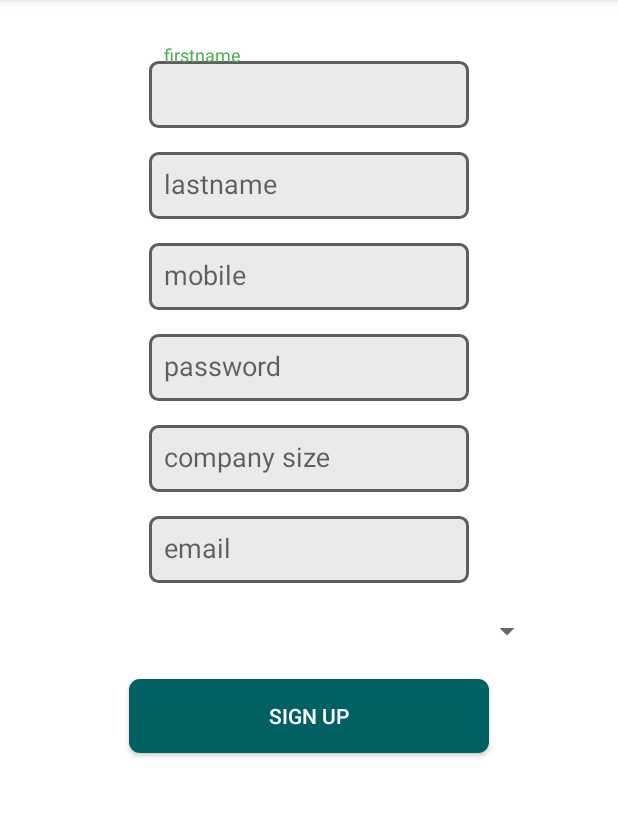
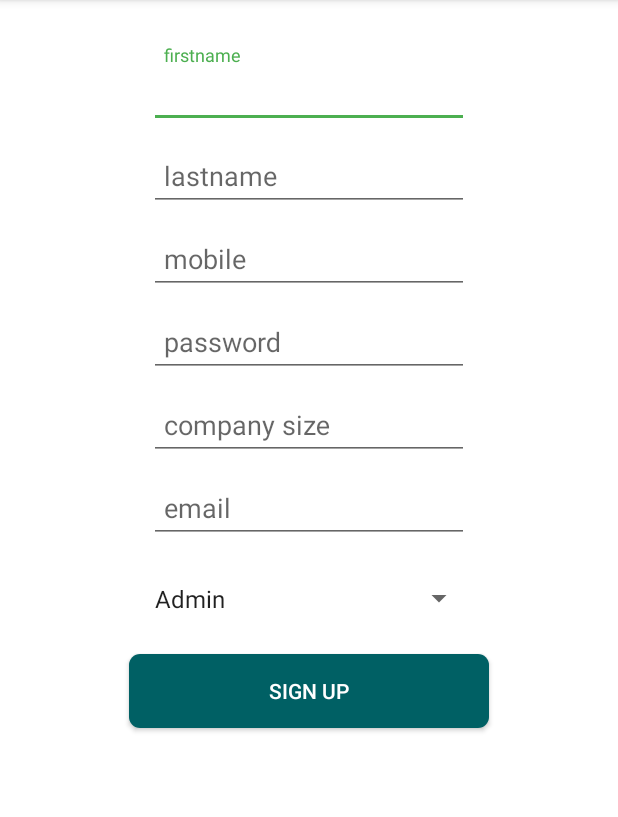
Before and after one commit to vyomhpatel/FlowIt, an Android app: the SignupActivity screen opened directly, with no data from a screen before it, on a phone screen of 412 x 824 dp, the part 84-901 px from its top. Run offline under Robolectric (Android 15) with nearby library versions, the phone set to English and light mode, and no system bars; libraries missing offline, so code that uses them is left out: com.jakewharton.rxbinding, com.malinkang.rxvalidator, rx.functions.

Commit message:
commit login sign up v3

```diff
--- a/app/src/main/java/b12app/vyom/com/flowit/login/LoginActivity.java
+++ b/app/src/main/java/b12app/vyom/com/flowit/login/LoginActivity.java
@@ -78,7 +78,7 @@ public class LoginActivity extends AppCompatActivity {
                 //Log.i("test", ""+response.body());
                User user = response.body();
                String username = response.body().getUserfirstname();
-        Log.i("test", "username is "+response.body().getUserfirstname());
+               Log.i("test", "username is "+response.body().getUserfirstname());
 
             }
 
--- a/app/src/main/java/b12app/vyom/com/flowit/register/SignupActivity.java
+++ b/app/src/main/java/b12app/vyom/com/flowit/register/SignupActivity.java
@@ -4,12 +4,16 @@ import android.content.Intent;
 import android.support.design.widget.TextInputLayout;
 import android.support.v7.app.AppCompatActivity;
 import android.os.Bundle;
+import android.text.TextUtils;
 import android.util.Log;
 import android.view.View;
 import android.widget.Button;
 import android.widget.EditText;
+import android.widget.Spinner;
 import android.widget.Toast;
 
+import com.jakewharton.rxbinding.view.RxView;
+import com.jakewharton.rxbinding.widget.RxTextView;
 import com.malinkang.rxvalidator.RxValidator;
 import com.malinkang.rxvalidator.ValidationFail;
 import com.malinkang.rxvalidator.ValidationResult;
@@ -31,8 +35,10 @@ import b12app.vyom.com.flowit.networkutils.RetrofitInstance;
 import retrofit2.Call;
 import retrofit2.Callback;
 import retrofit2.Response;
+import rx.Observable;
 import rx.Subscription;
 import rx.functions.Action1;
+import rx.functions.Func6;
 
 public class SignupActivity extends AppCompatActivity implements View.OnClickListener{
     @NotEmpty(order = 1, message = "firstname can't be empty")
@@ -66,10 +72,9 @@ public class SignupActivity extends AppCompatActivity implements View.OnClickLis
     EditText email;
     TextInputLayout emailTextInputLayout;
 
-
-
     Map<EditText, TextInputLayout> inputLayoutMap = new HashMap<>();
     Button sinupbtn;
+    Spinner spinner;
 
 
     @Override
@@ -85,14 +90,14 @@ public class SignupActivity extends AppCompatActivity implements View.OnClickLis
         passwordTxt = findViewById(R.id.passwordTxt);
         companyEt = findViewById(R.id.companysizeTxt);
         email = findViewById(R.id.emailTxt);
+        spinner = findViewById(R.id.spinner);
 
-        firstnameTextInputLayout = findViewById(R.id.firstname_text_input_layout);
-        lastnameTextInputLayout = findViewById(R.id.lastname_text_input_layout);
+        firstnameTextInputLayout = findViewById(R.id.first_name_text_input_layout);
+        lastnameTextInputLayout = findViewById(R.id.last_name_text_input_layout);
         mobileTextInputLayout = findViewById(R.id.mobile_text_input_layout);
         passwordTextInputLayout = findViewById(R.id.password_text_input_layout);
         companyTextInputLayout = findViewById(R.id.companysize_text_input_layout);
         emailTextInputLayout = findViewById(R.id.email_text_input_layout);
-
 
         inputLayoutMap.put(lastnameEt, lastnameTextInputLayout);
         inputLayoutMap.put(firstnameEt, firstnameTextInputLayout);
@@ -100,6 +105,47 @@ public class SignupActivity extends AppCompatActivity implements View.OnClickLis
         inputLayoutMap.put(passwordTxt, passwordTextInputLayout);
         inputLayoutMap.put(companyEt, companyTextInputLayout);
         inputLayoutMap.put(email, emailTextInputLayout);
+
+/*
+        Observable<CharSequence> firstnameObservable = RxTextView.textChanges(firstnameEt);
+        Observable<CharSequence> lastnameObservable = RxTextView.textChanges(lastnameEt);
+        Observable<CharSequence> mobileObservable = RxTextView.textChanges(mobileTxt);
+        Observable<CharSequence> passwordObservable = RxTextView.textChanges(passwordTxt);
+        Observable<CharSequence> companyObservable = RxTextView.textChanges(companyEt);
+        Observable<CharSequence> emailObservable = RxTextView.textChanges(email);
+
+        rx.Observable.combineLatest(firstnameObservable, lastnameObservable, mobileObservable,
+                passwordObservable, companyObservable, emailObservable,
+                new Func6<CharSequence, CharSequence, CharSequence, CharSequence, CharSequence, CharSequence, Boolean>() {
+
+
+                    @Override
+                    public Boolean call(CharSequence firstnameObservable, CharSequence lastnameObservable, CharSequence mobileObservable
+                            , CharSequence passwordObservable, CharSequence companyObservable, CharSequence emailObservable) {
+                    if(!TextUtils.isEmpty(firstnameObservable) && !TextUtils.isEmpty(lastnameObservable))
+                    {
+                    return true;
+                    }
+                    else if(TextUtils.isEmpty(firstnameObservable))
+                    {
+
+                    }
+                    else if(TextUtils.isEmpty(lastnameObservable))
+                    {
+
+                    }
+                    return false;
+                    }
+                }).subscribe(new Action1<Boolean>() {
+            @Override
+            public void call(Boolean isBtnAvailalbe) {
+                RxView.enabled(sinupbtn).call(isBtnAvailalbe);
+            }
+        })
+        ;
+
+*/
+
 
         sinupbtn.setOnClickListener(this);
 
@@ -125,8 +171,9 @@ public class SignupActivity extends AppCompatActivity implements View.OnClickLis
                         ArrayList<ValidationFail> errors = validationResult.getFails();
                         for (ValidationFail fail : errors) {
                             TextInputLayout textInputLayout = inputLayoutMap.get(fail.getView());
-                            textInputLayout.setErrorEnabled(true);
+                         //   textInputLayout.setErrorEnabled(true);
                             textInputLayout.setError(fail.getMessage());
+
                         }
                     }
                 }
@@ -141,9 +188,10 @@ public class SignupActivity extends AppCompatActivity implements View.OnClickLis
             String password = passwordTxt.getText().toString();
             String companysize = companyEt.getText().toString();
             String email1 = email.getText().toString();
+            String role = spinner.getSelectedItem().toString();
 
             ApiService apiService = RetrofitInstance.getRetrofitInstance().create(ApiService.class);
-            Call<String> call = apiService.postUser(firstname,lastname,email1,mobile,password,companysize,"manager");
+            Call<String> call = apiService.postUser(firstname,lastname,email1,mobile,password,companysize,role);
             Log.i("ceshi", firstname + lastname + mobile + password + companysize + email1);
             call.enqueue(new Callback<String>() {
                 @Override
--- /dev/null
+++ b/app/src/main/res/drawable/shape_bg_edt.xml
@@ -0,0 +1,10 @@
+<?xml version="1.0" encoding="utf-8"?>
+<shape xmlns:android="http://schemas.android.com/apk/res/android"
+    android:shape="rectangle">
+
+    <corners android:radius="5dp" />
+
+    <solid android:color="#fff" />
+
+
+</shape>
--- a/app/src/main/res/layout/activity_signup.xml
+++ b/app/src/main/res/layout/activity_signup.xml
@@ -1,24 +1,28 @@
 <?xml version="1.0" encoding="utf-8"?>
+<ScrollView android:layout_height="match_parent"
+    android:layout_width="match_parent"
+    xmlns:android="http://schemas.android.com/apk/res/android">
 <LinearLayout xmlns:android="http://schemas.android.com/apk/res/android"
     android:layout_width="match_parent"
     android:layout_height="match_parent"
-    android:background="#fff"
+    android:background="@android:color/white"
     android:gravity="center_horizontal"
     android:orientation="vertical"
     >
 
     <android.support.design.widget.TextInputLayout
-        android:id="@+id/firstname_text_input_layout"
-        android:layout_width="match_parent"
+        android:id="@+id/first_name_text_input_layout"
+        android:layout_width="wrap_content"
         android:layout_height="wrap_content"
         android:layout_marginTop="30dp"
         >
+
+
     <EditText
         android:id="@+id/firstTxt"
         android:layout_width="wrap_content"
         android:layout_height="wrap_content"
         android:layout_gravity="center"
-            android:background="@drawable/edittxt_corner"
         android:ems="10"
         android:hint="firstname"
         android:inputType="textPersonName"
@@ -27,18 +31,17 @@
     </android.support.design.widget.TextInputLayout>
 
 
+
+
     <android.support.design.widget.TextInputLayout
-        android:id="@+id/lastname_text_input_layout"
-        android:layout_width="match_parent"
-        android:layout_height="wrap_content"
-        android:layout_marginTop="5dp"
-        >
+        android:id="@+id/last_name_text_input_layout"
+        android:layout_width="wrap_content"
+        android:layout_height="wrap_content">
     <EditText
         android:id="@+id/lastnameTxt"
         android:layout_width="wrap_content"
         android:layout_height="wrap_content"
         android:layout_gravity="center"
-            android:background="@drawable/edittxt_corner"
         android:ems="10"
         android:hint="lastname"
         android:inputType="textPersonName"
@@ -47,18 +50,17 @@
     </android.support.design.widget.TextInputLayout>
 
 
+
     <android.support.design.widget.TextInputLayout
         android:id="@+id/mobile_text_input_layout"
-        android:layout_width="match_parent"
+        android:layout_width="wrap_content"
         android:layout_height="wrap_content"
-        android:layout_marginTop="5dp"
        >
         <EditText
             android:id="@+id/mobileTxt"
             android:layout_width="wrap_content"
             android:layout_height="wrap_content"
             android:layout_gravity="center"
-            android:background="@drawable/edittxt_corner"
             android:ems="10"
             android:hint="mobile"
             android:inputType="textPersonName"
@@ -69,9 +71,8 @@
 
     <android.support.design.widget.TextInputLayout
         android:id="@+id/password_text_input_layout"
-        android:layout_width="match_parent"
+        android:layout_width="wrap_content"
         android:layout_height="wrap_content"
-        android:layout_marginTop="5dp"
         >
         <EditText
             android:id="@+id/passwordTxt"
@@ -80,7 +81,7 @@
             android:layout_gravity="center"
             android:padding="10dp"
             android:layout_marginTop="28dp"
-            android:background="@drawable/edittxt_corner"
+
             android:ems="10"
             android:hint="password"
             android:inputType="textPersonName"
@@ -90,9 +91,9 @@
 
     <android.support.design.widget.TextInputLayout
         android:id="@+id/companysize_text_input_layout"
-        android:layout_width="match_parent"
+        android:layout_width="wrap_content"
         android:layout_height="wrap_content"
-        android:layout_marginTop="5dp">
+     >
         <EditText
             android:layout_gravity="center"
             android:id="@+id/companysizeTxt"
@@ -100,7 +101,6 @@
             android:layout_height="wrap_content"
             android:padding="10dp"
             android:layout_marginTop="19dp"
-            android:background="@drawable/edittxt_corner"
             android:ems="10"
             android:hint="company size"
             android:inputType="textPersonName"
@@ -110,9 +110,9 @@
 
     <android.support.design.widget.TextInputLayout
         android:id="@+id/email_text_input_layout"
-        android:layout_width="match_parent"
+        android:layout_width="wrap_content"
         android:layout_height="wrap_content"
-        android:layout_marginTop="5dp">
+  >
         <EditText
             android:id="@+id/emailTxt"
             android:layout_gravity="center"
@@ -120,7 +120,6 @@
             android:layout_height="wrap_content"
             android:padding="10dp"
             android:layout_marginTop="29dp"
-            android:background="@drawable/edittxt_corner"
             android:ems="10"
             android:hint="email"
             android:inputType="textPersonName"
@@ -130,11 +129,12 @@
 
     <Spinner
         android:id="@+id/spinner"
-        android:layout_width="match_parent"
-        android:layout_height="wrap_content"
+        android:layout_width="221dp"
+        android:layout_height="34dp"
+        android:layout_marginEnd="70dp"
+        android:layout_marginStart="70dp"
         android:layout_marginTop="20dp"
-        android:layout_marginStart="50dp"
-        android:layout_marginEnd="50dp"/>
+        android:entries="@array/roles" />
 
     <Button
         android:id="@+id/signupbtn"
@@ -146,3 +146,4 @@
         android:text="sign up"
         android:textColor="#ffffff" />
 </LinearLayout>
+</ScrollView>
--- a/app/src/main/res/values/strings.xml
+++ b/app/src/main/res/values/strings.xml
@@ -27,4 +27,11 @@
         <item>High </item>
         <item>Urgent</item>
     </string-array>
+
+    <string-array name="roles">
+        <item>Admin</item>
+        <item>User</item>
+    </string-array>
+
+
 </resources>
--- a/app/src/main/res/values/styles.xml
+++ b/app/src/main/res/values/styles.xml
@@ -37,7 +37,7 @@
 
     <style name="MyTabLayoutTextAppearanceInverse" parent="TextAppearance.AppCompat.Widget.ActionBar.Title.Inverse">
         <item name="android:textSize">12sp</item>
-        <item name="android:textColor">@android:color/holo_red_light</item>
+        <item name="android:textColor">@android:color/black</item>
     </style>
 
     <!--Full screen dialog fragment style-->
```
Also changed, not shown: app/build.gradle (+17 -2 lines). Lines whose indentation alone changed are shown as unchanged.
